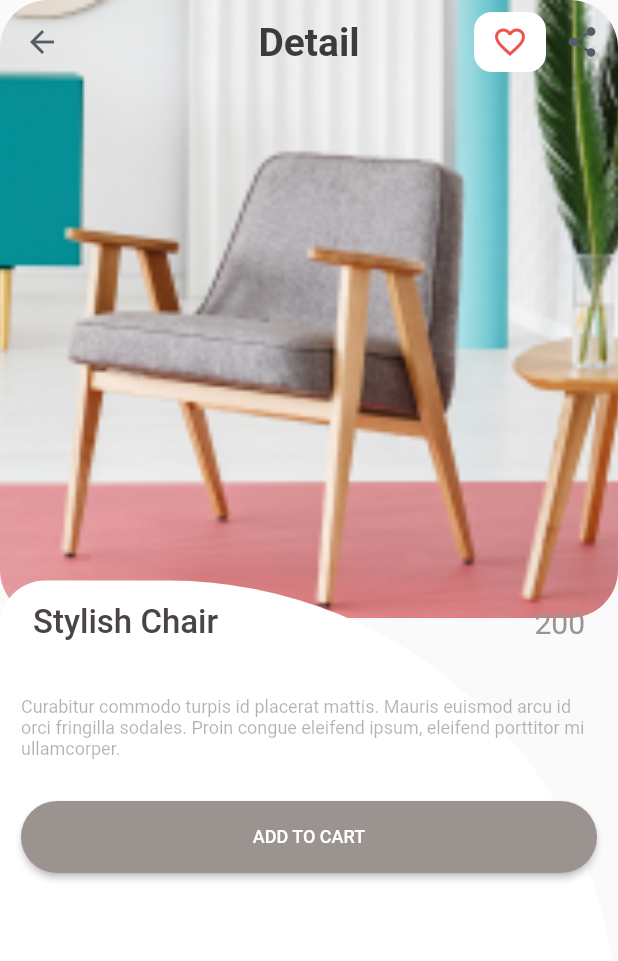
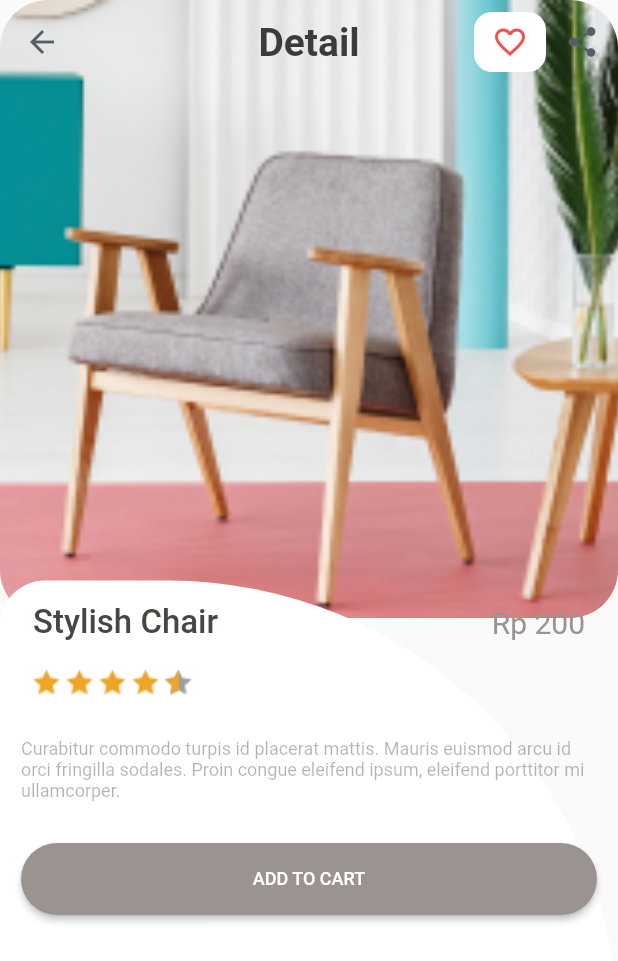
Before and after one commit to azkajihan09/fic_furniture_shop_windy, a Flutter app: the screen it shows after launch, after a tap on "Stylish Chair", on a phone screen of 412 x 824 dp. Shown: the top 961 px of the screen. Run offline on Flutter 3.47's test engine with Material 2 defaults, Android fonts, the phone set to English and light mode, and no system bars; drawn by our look-alikes of flutter_rating_bar; our stand-ins replace fluentui_icons, gap, get.

Commit message:
bikin baru

```diff
--- a/lib/screens/furniture_detail.dart
+++ b/lib/screens/furniture_detail.dart
@@ -1,4 +1,5 @@
 import 'package:fic_furniture_shop_windy/screens/view/furniture_name_and_price.dart';
+import 'package:fic_furniture_shop_windy/screens/view/furniture_rating.dart';
 import 'package:fic_furniture_shop_windy/utils/app_styles.dart';
 import 'package:flutter/material.dart';
 import 'package:gap/gap.dart';
@@ -8,16 +9,20 @@ class FurnitureDetail extends StatelessWidget {
   final String cookieprice;
   final String cookiename;
 
+  final double cookierating;
+
   const FurnitureDetail({
     Key? key,
     required this.assetPath,
     required this.cookieprice,
     required this.cookiename,
+    required this.cookierating,
   }) : super(key: key);
 
   @override
   Widget build(BuildContext context) {
     final height = MediaQuery.of(context).size.height;
+
     return Scaffold(
       extendBodyBehindAppBar: true,
       appBar: AppBar(
@@ -98,6 +103,10 @@ class FurnitureDetail extends StatelessWidget {
                     cookiename: cookiename,
                     cookieprice: cookieprice,
                   ),
+                  Gap(10),
+                  FurnitureRating(
+                    cookierating: cookierating,
+                  ),
                   Padding(
                     padding: const EdgeInsets.symmetric(
                       horizontal: 14.0,
--- a/lib/screens/furniture_page.dart
+++ b/lib/screens/furniture_page.dart
@@ -44,6 +44,10 @@ class FurniturePage extends StatelessWidget {
               assetPath: funit.image,
               cookieprice: funit.price,
               cookiename: funit.name,
+              cookierating: funit.rating,
+
+
+
             );
           }));
         },
--- a/lib/screens/view/furniture_name_and_price.dart
+++ b/lib/screens/view/furniture_name_and_price.dart
@@ -28,7 +28,7 @@ class FurnitureNameAndPrice extends StatelessWidget {
             ),
           ),
           Text(
-            cookieprice,
+            'Rp ${cookieprice}',
             style: const TextStyle(
               fontSize: 20,
               fontWeight: FontWeight.w400,
--- /dev/null
+++ b/lib/screens/view/furniture_rating.dart
@@ -0,0 +1,32 @@
+import 'package:fic_furniture_shop_windy/data/furniture.dart';
+import 'package:flutter/material.dart';
+import 'package:flutter_rating_bar/flutter_rating_bar.dart';
+
+class FurnitureRating extends StatelessWidget {
+  final double cookierating;
+
+  const FurnitureRating({
+    Key? key,
+    required this.cookierating,
+  }) : super(key: key);
+
+  @override
+  Widget build(BuildContext context) {
+    return Padding(
+      padding: const EdgeInsets.symmetric(horizontal: 22.0),
+      child: RatingBar.builder(
+        initialRating: cookierating,
+        itemSize: 18,
+        direction: Axis.horizontal,
+        allowHalfRating: true,
+        ignoreGestures: true,
+        itemCount: 5,
+        itemPadding: const EdgeInsets.only(right: 4.0),
+        itemBuilder: (context, _) => Image.asset(
+          'assets/icons/ic_star_filled.png',
+        ),
+        onRatingUpdate: (rating) {},
+      ),
+    );
+  }
+}
--- a/pubspec.yaml
+++ b/pubspec.yaml
@@ -33,7 +33,7 @@ dependencies:
   fluentui_icons: ^1.0.0
   flutter:
     sdk: flutter
-
+  flutter_rating_bar: ^4.0.1
   gap: ^2.0.0
   get: ^4.6.5
 
@@ -53,6 +53,7 @@ flutter:
   # To add assets to your application, add an assets section, like this:
   assets:
     - assets/images/
+    - assets/icons/
   #   - images/a_dot_ham.jpeg
   # An image asset can refer to one or more resolution-specific "variants", see
   # https://flutter.dev/assets-and-images/#resolution-aware
```
Also changed, not shown: assets/icons/ic_star_filled.png (added), pubspec.lock.
